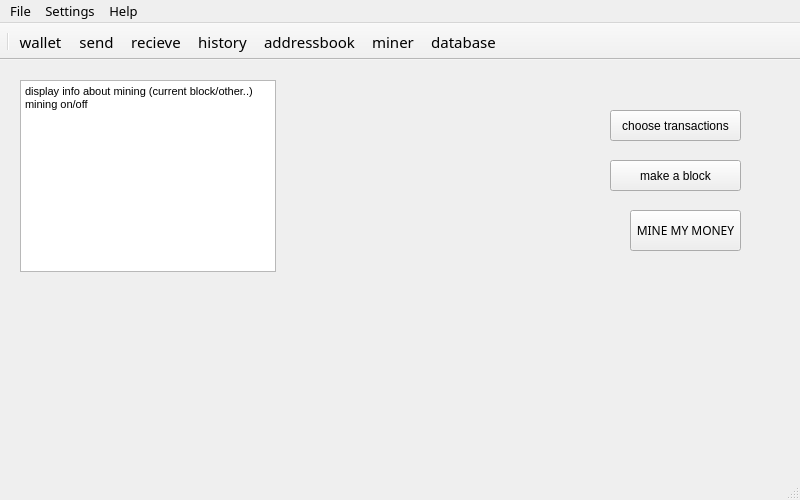
Old version of the form src/qt/forms/mainwindow.ui in the repository Defolters/UnicornCoin.
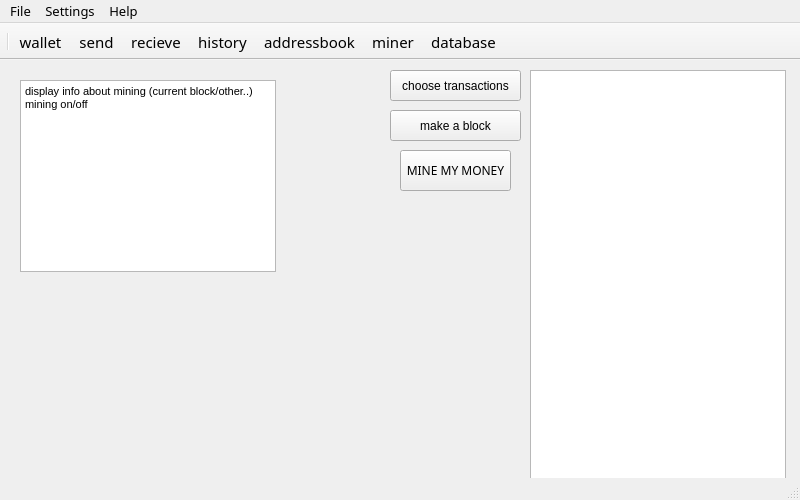
New version of the form. The open tabs and pages were chosen to show the change. Icons and pictures are not drawn.

The edit to the form file:
```diff
--- a/src/qt/forms/mainwindow.ui
+++ b/src/qt/forms/mainwindow.ui
@@ -642,8 +642,8 @@
      <widget class="QPushButton" name="pushButton_7">
       <property name="geometry">
        <rect>
-        <x>630</x>
-        <y>150</y>
+        <x>400</x>
+        <y>90</y>
         <width>111</width>
         <height>41</height>
        </rect>
@@ -678,8 +678,8 @@
      <widget class="QPushButton" name="pushButton_5">
       <property name="geometry">
        <rect>
-        <x>610</x>
-        <y>50</y>
+        <x>390</x>
+        <y>10</y>
         <width>131</width>
         <height>31</height>
        </rect>
@@ -691,8 +691,8 @@
      <widget class="QPushButton" name="pushButton_6">
       <property name="geometry">
        <rect>
-        <x>610</x>
-        <y>100</y>
+        <x>390</x>
+        <y>50</y>
         <width>131</width>
         <height>31</height>
        </rect>
@@ -701,6 +701,16 @@
        <string>make a block</string>
       </property>
      </widget>
+     <widget class="QTextBrowser" name="textBrowser_4">
+      <property name="geometry">
+       <rect>
+        <x>530</x>
+        <y>10</y>
+        <width>256</width>
+        <height>411</height>
+       </rect>
+      </property>
+     </widget>
     </widget>
     <widget class="QWidget" name="databasePage">
      <widget class="QTabWidget" name="tabWidget">
```
Left out of the diff: 68 changed lines with no effect on the pictures.
